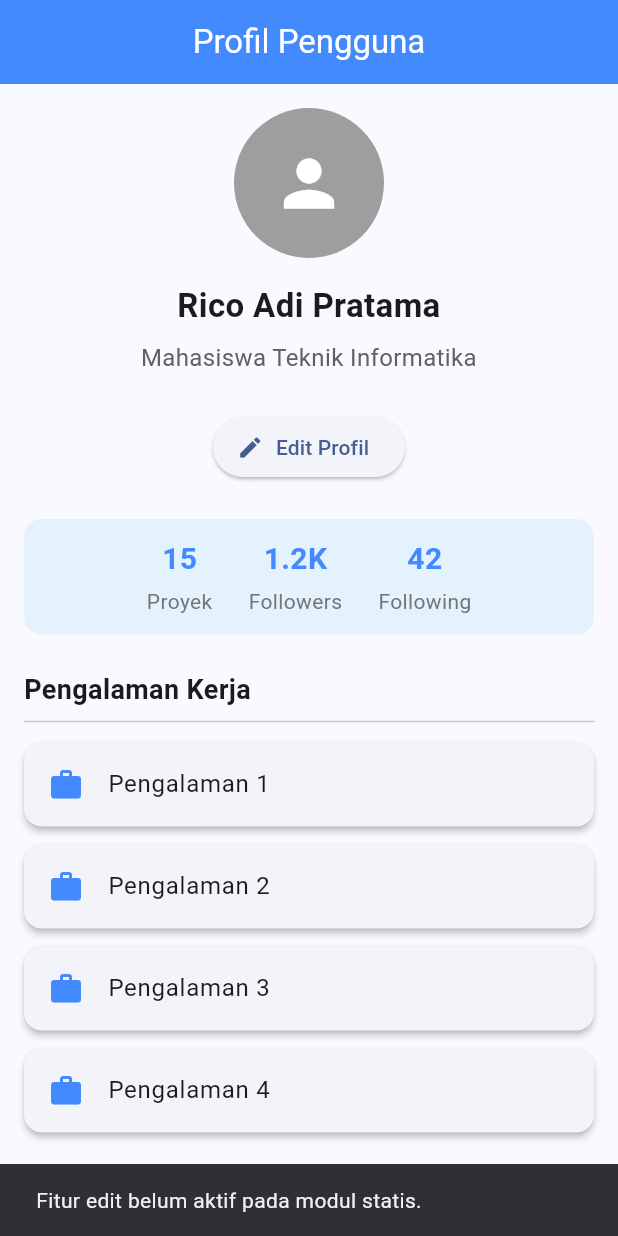
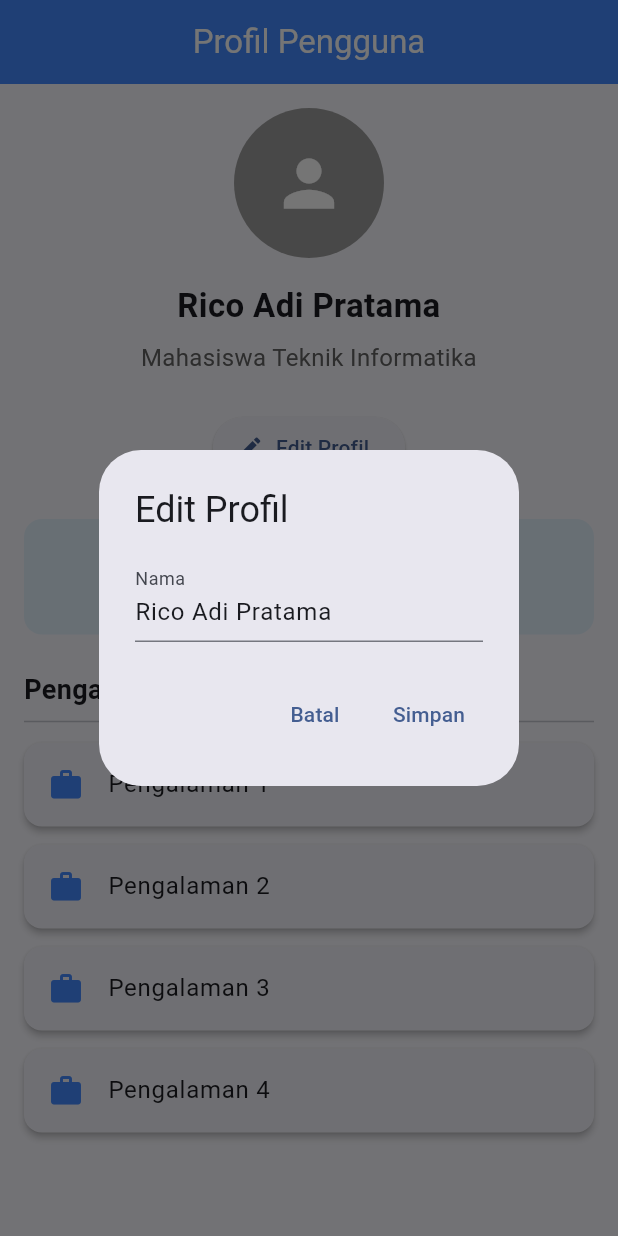
Before and after one commit to snzza/tugas-pertemuan-5, a Flutter app: the screen it shows after launch, after a tap on "Edit Profil", on a phone screen of 412 x 824 dp. Run offline on Flutter 3.47's test engine with Material 3 defaults, Android fonts, the phone set to English and light mode, and no system bars.

Commit message:
feat: implement edit profile dialog with state update

```diff
--- a/lib/main.dart
+++ b/lib/main.dart
@@ -55,12 +55,33 @@ class _ProfilePageState extends State<ProfilePage> {
             ProfileInfo(name: userName, role: role),
             const SizedBox(height: 24),
             ElevatedButton.icon(
-              onPressed: () {
-                ScaffoldMessenger.of(context).showSnackBar(
-                  const SnackBar(
-                    content: Text('Fitur edit belum aktif pada modul statis.'),
+              onPressed: () async {
+                final controller = TextEditingController(text: userName);
+                final result = await showDialog<String>(
+                  context: context,
+                  builder: (context) => AlertDialog(
+                    title: const Text('Edit Profil'),
+                    content: TextFormField(
+                      controller: controller,
+                      decoration: const InputDecoration(labelText: 'Nama'),
+                    ),
+                    actions: [
+                      TextButton(
+                        onPressed: () => Navigator.pop(context),
+                        child: const Text('Batal'),
+                      ),
+                      TextButton(
+                        onPressed: () =>
+                            Navigator.pop(context, controller.text.trim()),
+                        child: const Text('Simpan'),
+                      ),
+                    ],
                   ),
                 );
+                controller.dispose();
+                if (result != null && result.isNotEmpty) {
+                  setState(() => userName = result);
+                }
               },
               icon: const Icon(Icons.edit),
               label: const Text('Edit Profil'),
```
